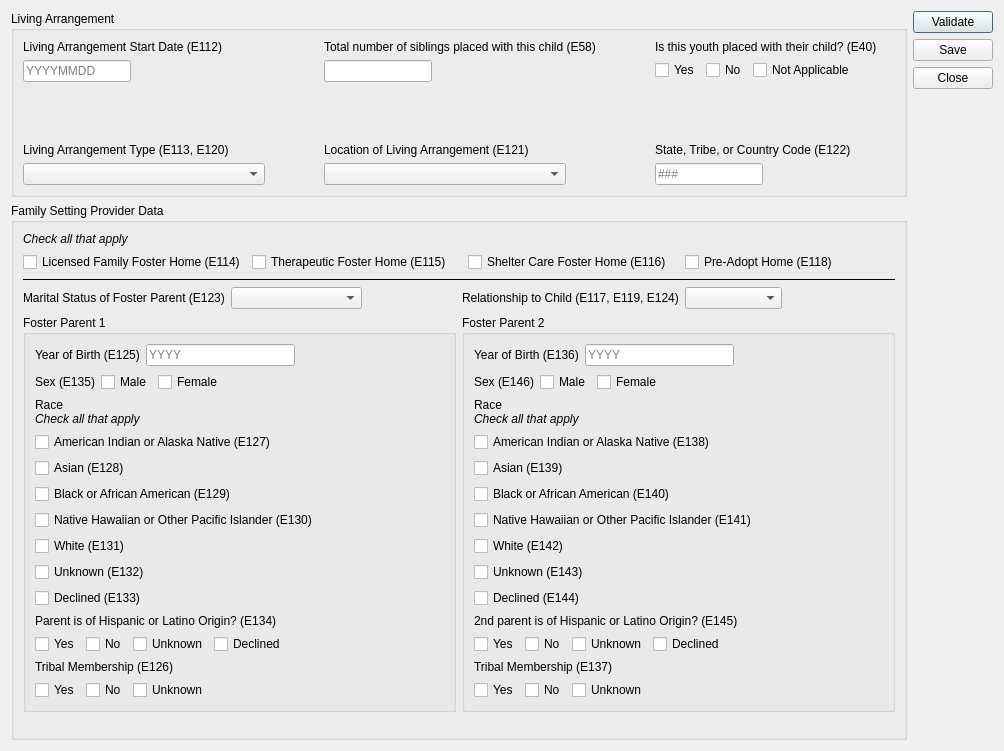
This is ui/ui_living_arrangement.ui in zstamper/AFCARS-AXE as Qt 5 draws it before an edit. The edited form follows.
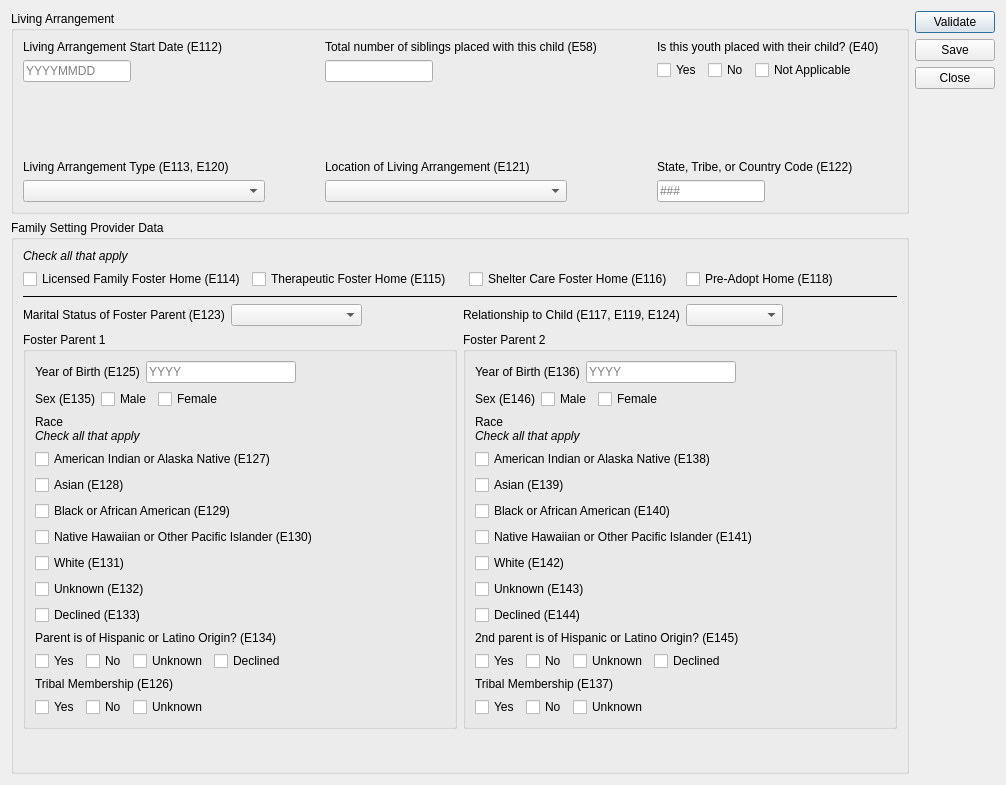
This is the edited form.

The edit to the form file:
```diff
--- a/ui/ui_living_arrangement.ui
+++ b/ui/ui_living_arrangement.ui
@@ -6,8 +6,8 @@
    <rect>
     <x>0</x>
     <y>0</y>
-    <width>1004</width>
-    <height>751</height>
+    <width>1006</width>
+    <height>785</height>
    </rect>
   </property>
   <property name="font">
```
Left out of the diff: 42 changed lines with no effect on the pictures.
